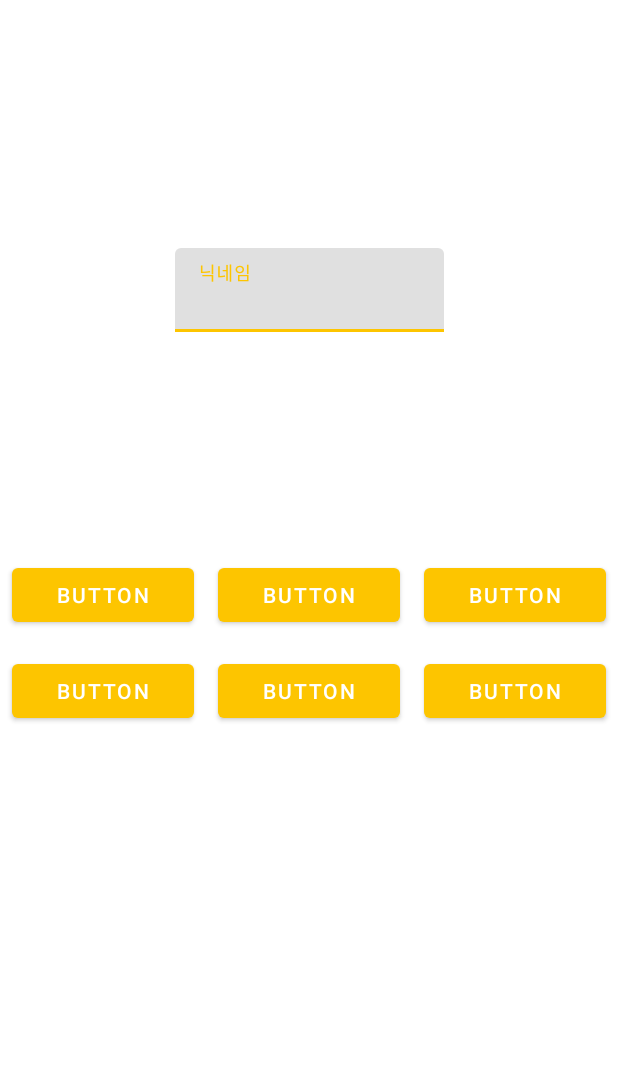
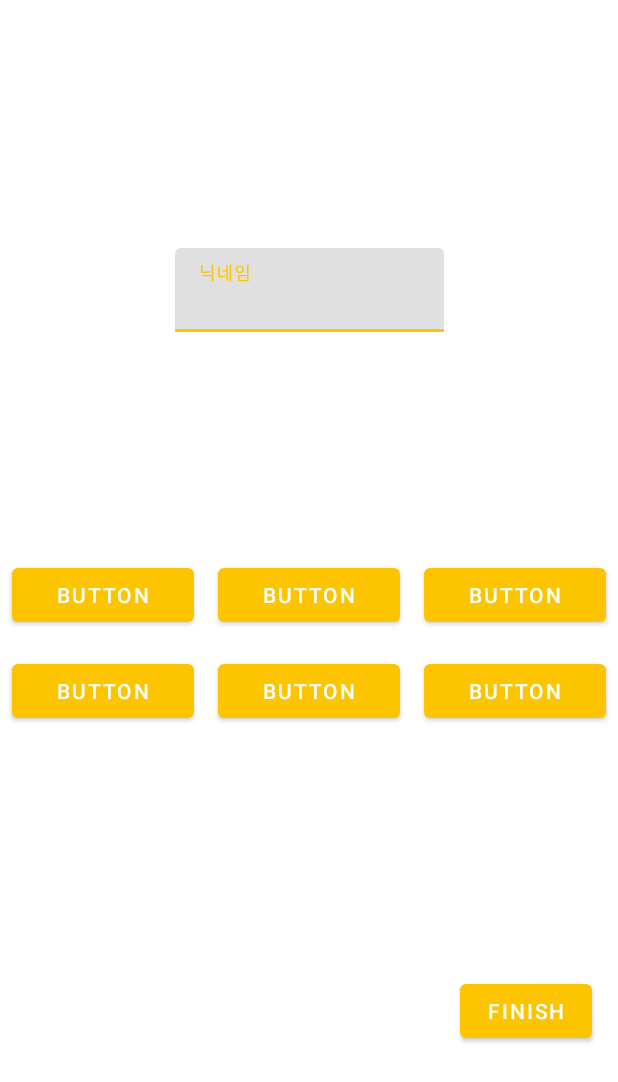
Before and after one commit to sangmyung-capstone/frontend, an Android app: the RegisterActivity screen opened directly, with no data from a screen before it, on a phone screen of 412 x 824 dp. Shown: the top 1082 px of the screen. Run offline under Robolectric (Android 15) with nearby library versions, the phone set to English and light mode, and no system bars.

Commit message:
회원가입 기능개발

```diff
--- a/app/src/main/java/com/bapool/bapool/retrofit/ApiClient.kt
+++ b/app/src/main/java/com/bapool/bapool/retrofit/ApiClient.kt
@@ -3,6 +3,8 @@ package com.bapool.bapool
 // 싱글톤으로 레트로핏 객채 생성 및 인터페이스 정리
 
 
+import com.bapool.bapool.retrofit.data.UserInfoRequest
+import com.bapool.bapool.retrofit.data.UserInfoResponse
 import com.bapool.bapool.retrofit.data.accessToken
 import okhttp3.Interceptor
 import okhttp3.OkHttpClient
@@ -13,14 +15,22 @@ import java.io.IOException
 import com.google.gson.annotations.SerializedName
 import com.kakao.sdk.auth.model.OAuthToken
 import retrofit2.Call
-import retrofit2.http.GET
-import retrofit2.http.Header
+import retrofit2.http.*
 
 interface kakaoUser {
     @GET("users/kakao")
     fun gettoken(
         @Header("kakoToken") kakoToken: OAuthToken?
     ): Call<accessToken>
+}
+
+interface UserService {
+    @POST("/users/info/{user-id}")
+    fun setUserInfo(
+        @Header("Authorization") accessToken: String,
+        @Path("user-id") userId: Long,
+        @Body request: UserInfoRequest
+    ): Call<UserInfoResponse>
 }
 
 object ApiClient {
--- a/app/src/main/java/com/bapool/bapool/retrofit/data/accessToken.kt
+++ b/app/src/main/java/com/bapool/bapool/retrofit/data/accessToken.kt
@@ -7,5 +7,5 @@ data class accessToken(
     var userToken: String,
 
     @SerializedName("firstLogin")
-    var firstLogin: Int
+    var firstLogin: Boolean
 )
--- a/app/src/main/res/layout/activity_register.xml
+++ b/app/src/main/res/layout/activity_register.xml
@@ -1,7 +1,7 @@
 <?xml version="1.0" encoding="utf-8"?>
-<androidx.constraintlayout.widget.ConstraintLayout
-    xmlns:android="http://schemas.android.com/apk/res/android"
+<androidx.constraintlayout.widget.ConstraintLayout xmlns:android="http://schemas.android.com/apk/res/android"
     xmlns:app="http://schemas.android.com/apk/res-auto"
+    xmlns:tools="http://schemas.android.com/tools"
     android:layout_width="match_parent"
     android:layout_height="match_parent">
 
@@ -19,6 +19,7 @@
         app:layout_constraintTop_toTopOf="parent">
 
         <com.google.android.material.textfield.TextInputEditText
+            android:id="@+id/nicknameEditText"
             android:layout_width="179dp"
             android:layout_height="wrap_content"
             android:hint="닉네임" />
@@ -41,17 +42,17 @@
             android:id="@+id/button1"
             android:layout_width="0dp"
             android:layout_height="wrap_content"
+            android:layout_rowWeight="1"
             android:layout_columnWeight="1"
-            android:layout_rowWeight="1"
             android:layout_margin="8dp"
-            android:text="Button"           />
+            android:text="Button" />
 
         <Button
             android:id="@+id/button2"
             android:layout_width="0dp"
             android:layout_height="wrap_content"
+            android:layout_rowWeight="1"
             android:layout_columnWeight="1"
-            android:layout_rowWeight="1"
             android:layout_margin="8dp"
             android:text="Button" />
 
@@ -59,8 +60,8 @@
             android:id="@+id/button3"
             android:layout_width="0dp"
             android:layout_height="wrap_content"
+            android:layout_rowWeight="1"
             android:layout_columnWeight="1"
-            android:layout_rowWeight="1"
             android:layout_margin="8dp"
             android:text="Button" />
 
@@ -68,8 +69,8 @@
             android:id="@+id/button4"
             android:layout_width="0dp"
             android:layout_height="wrap_content"
+            android:layout_rowWeight="1"
             android:layout_columnWeight="1"
-            android:layout_rowWeight="1"
             android:layout_margin="8dp"
             android:text="Button" />
 
@@ -77,8 +78,8 @@
             android:id="@+id/button5"
             android:layout_width="0dp"
             android:layout_height="wrap_content"
+            android:layout_rowWeight="1"
             android:layout_columnWeight="1"
-            android:layout_rowWeight="1"
             android:layout_margin="8dp"
             android:text="Button" />
 
@@ -86,11 +87,21 @@
             android:id="@+id/button6"
             android:layout_width="0dp"
             android:layout_height="wrap_content"
+            android:layout_rowWeight="1"
             android:layout_columnWeight="1"
-            android:layout_rowWeight="1"
             android:layout_margin="8dp"
             android:text="Button" />
 
     </GridLayout>
 
+    <Button
+        android:id="@+id/finish"
+        android:layout_width="wrap_content"
+        android:layout_height="wrap_content"
+        android:layout_marginEnd="17dp"
+        android:layout_marginBottom="126dp"
+        android:text="Finish"
+        app:layout_constraintBottom_toBottomOf="parent"
+        app:layout_constraintEnd_toEndOf="parent" />
+
 </androidx.constraintlayout.widget.ConstraintLayout>
--- a/gradle.properties
+++ b/gradle.properties
@@ -22,3 +22,4 @@ kotlin.code.style=official
 # resources declared in the library itself and none from the library's dependencies,
 # thereby reducing the size of the R class for that library
 android.nonTransitiveRClass=true
+org.gradle.unsafe.configuration-cache=true
```
Also changed, not shown: app/src/main/java/com/bapool/bapool/retrofit/data/registerData.kt (added, +16 -0 lines), app/src/main/java/com/bapool/bapool/ui/LoginActivity.kt (+7 -0 lines), app/src/main/java/com/bapool/bapool/ui/RegisterActivity.kt (+42 -1 lines).
